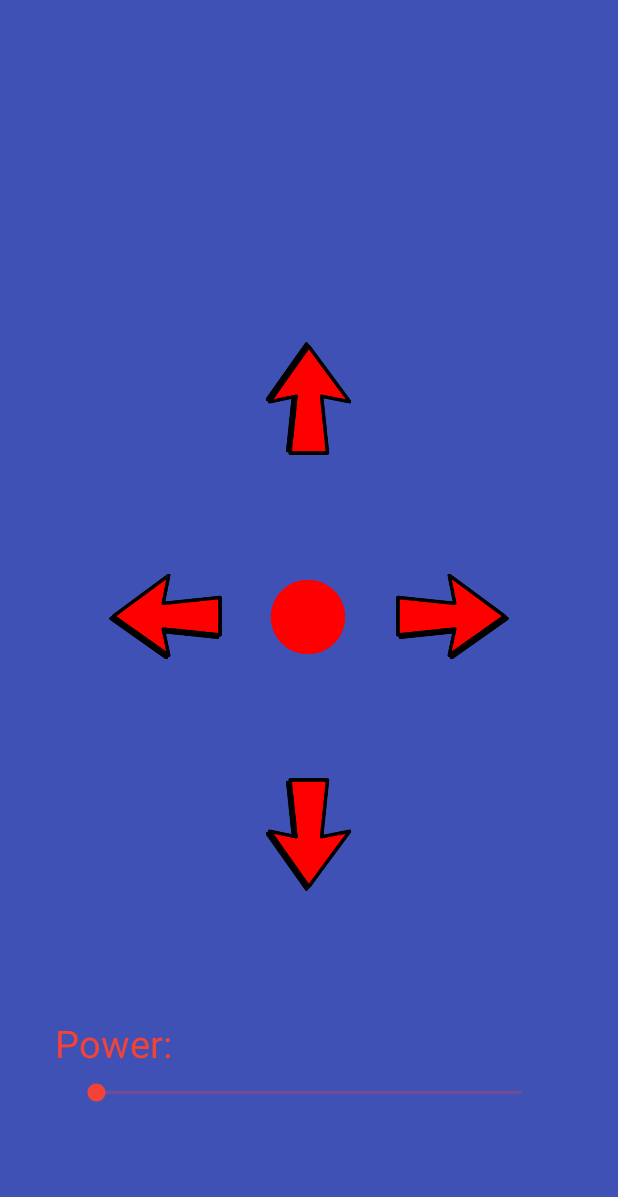
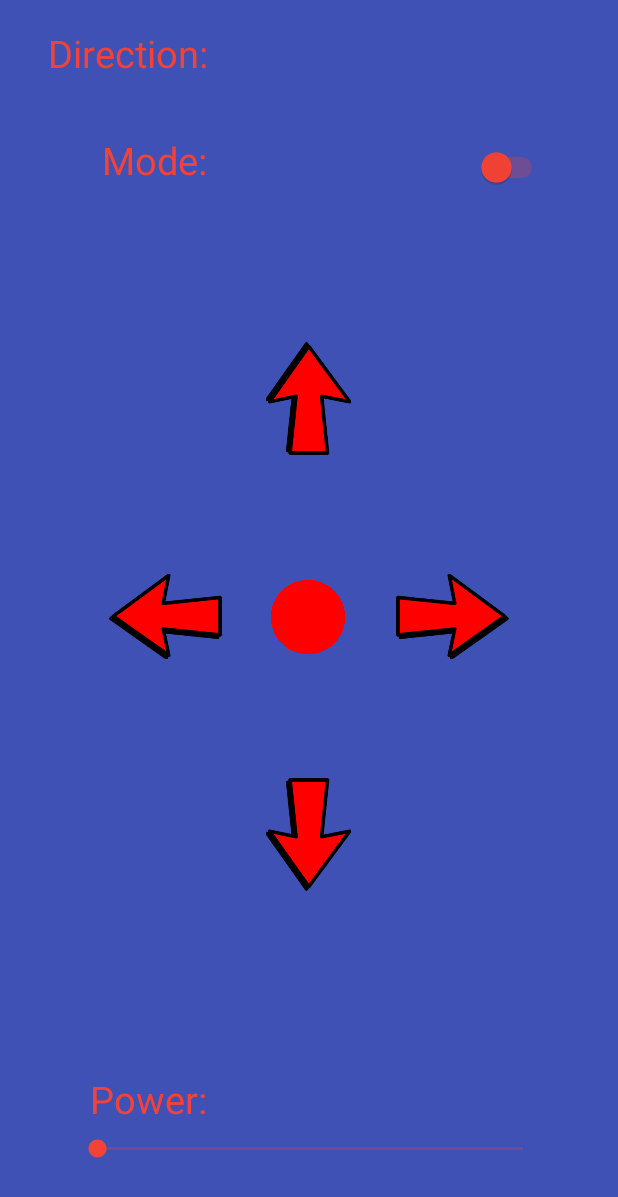
Before and after one commit to success-412/Smart_Boat_Controller, an Android app: the layout activity_main.xml on its own in the app's theme, with its tools: preview values and no code run, on a phone screen of 412 x 824 dp. Shown: the top 1197 px of the screen. Run offline under Robolectric (Android 15) with nearby library versions, the phone set to English and light mode, and no system bars.

```diff
--- a/app/src/main/AndroidManifest.xml
+++ b/app/src/main/AndroidManifest.xml
@@ -1,6 +1,9 @@
 <?xml version="1.0" encoding="utf-8"?>
 <manifest xmlns:android="http://schemas.android.com/apk/res/android"
     package="com.example.smartboatcontroller">
+
+    <uses-permission android:name="android.permission.INTERNET" />
+    <uses-permission android:name="android.permission.ACCESS_NETWORK_STATE" />
 
     <application
         android:allowBackup="true"
@@ -9,6 +12,7 @@
         android:roundIcon="@mipmap/ic_launcher_round"
         android:supportsRtl="true"
         android:theme="@style/Theme.SmartBoatController">
+
         <activity
             android:name=".MainActivity"
             android:exported="true">
--- a/app/src/main/res/layout/activity_main.xml
+++ b/app/src/main/res/layout/activity_main.xml
@@ -12,6 +12,7 @@
         android:layout_width="150dp"
         android:layout_height="150dp"
         android:background="@null"
+        android:onClick="onClick_Right"
         android:scaleType="fitCenter"
         android:scaleX="0.5"
         android:scaleY="0.5"
@@ -28,6 +29,7 @@
         android:layout_width="150dp"
         android:layout_height="150dp"
         android:background="@null"
+        android:onClick="onClick_Backward"
         android:rotation="90"
         android:scaleType="fitCenter"
         android:scaleX="0.5"
@@ -45,6 +47,7 @@
         android:layout_width="150dp"
         android:layout_height="150dp"
         android:background="@null"
+        android:onClick="onClick_Forward"
         android:rotation="-90"
         android:rotationY="-180"
         android:scaleType="fitCenter"
@@ -63,6 +66,7 @@
         android:layout_width="150dp"
         android:layout_height="150dp"
         android:background="@null"
+        android:onClick="onClick_Left"
         android:rotation="180"
         android:rotationX="-180"
         android:scaleType="fitCenter"
@@ -102,9 +106,10 @@
         android:thumbTint="#F44336"
         app:layout_constraintBottom_toBottomOf="parent"
         app:layout_constraintEnd_toEndOf="parent"
+        app:layout_constraintHorizontal_bias="0.505"
         app:layout_constraintStart_toStartOf="parent"
         app:layout_constraintTop_toTopOf="parent"
-        app:layout_constraintVertical_bias="0.9" />
+        app:layout_constraintVertical_bias="0.947" />
 
     <TextView
         android:id="@+id/textView"
@@ -115,10 +120,38 @@
         android:textSize="25dp"
         app:layout_constraintBottom_toTopOf="@+id/seekBar"
         app:layout_constraintEnd_toEndOf="parent"
-        app:layout_constraintHorizontal_bias="0.11"
+        app:layout_constraintHorizontal_bias="0.179"
         app:layout_constraintStart_toStartOf="parent"
         app:layout_constraintTop_toTopOf="parent"
         app:layout_constraintVertical_bias="1.0" />
+
+    <TextView
+        android:id="@+id/textView2"
+        android:layout_width="wrap_content"
+        android:layout_height="wrap_content"
+        android:text="Direction:"
+        android:textColor="#F44336"
+        android:textSize="25dp"
+        app:layout_constraintBottom_toTopOf="@+id/seekBar"
+        app:layout_constraintEnd_toEndOf="parent"
+        app:layout_constraintHorizontal_bias="0.104"
+        app:layout_constraintStart_toStartOf="parent"
+        app:layout_constraintTop_toTopOf="parent"
+        app:layout_constraintVertical_bias="0.025" />
+
+    <TextView
+        android:id="@+id/textView3"
+        android:layout_width="wrap_content"
+        android:layout_height="wrap_content"
+        android:text="Mode:"
+        android:textColor="#F44336"
+        android:textSize="25dp"
+        app:layout_constraintBottom_toTopOf="@+id/seekBar"
+        app:layout_constraintEnd_toEndOf="parent"
+        app:layout_constraintHorizontal_bias="0.199"
+        app:layout_constraintStart_toStartOf="parent"
+        app:layout_constraintTop_toTopOf="parent"
+        app:layout_constraintVertical_bias="0.125" />
 
     <TextView
         android:id="@+id/txt_power"
@@ -132,4 +165,43 @@
         app:layout_constraintStart_toStartOf="parent"
         app:layout_constraintTop_toTopOf="parent"
         app:layout_constraintVertical_bias="1.0" />
+
+    <TextView
+        android:id="@+id/txt_direction"
+        android:layout_width="wrap_content"
+        android:layout_height="wrap_content"
+        android:textColor="#F44336"
+        android:textSize="25dp"
+        app:layout_constraintBottom_toTopOf="@+id/seekBar"
+        app:layout_constraintEnd_toEndOf="parent"
+        app:layout_constraintHorizontal_bias="0.549"
+        app:layout_constraintStart_toStartOf="parent"
+        app:layout_constraintTop_toTopOf="parent"
+        app:layout_constraintVertical_bias="0.025" />
+
+    <TextView
+        android:id="@+id/txt_type"
+        android:layout_width="wrap_content"
+        android:layout_height="wrap_content"
+        android:textColor="#F44336"
+        android:textSize="25dp"
+        app:layout_constraintBottom_toTopOf="@+id/seekBar"
+        app:layout_constraintEnd_toEndOf="parent"
+        app:layout_constraintHorizontal_bias="0.549"
+        app:layout_constraintStart_toStartOf="parent"
+        app:layout_constraintTop_toTopOf="parent"
+        app:layout_constraintVertical_bias="0.127" />
+
+    <Switch
+        android:id="@+id/switch_mode"
+        android:layout_width="wrap_content"
+        android:layout_height="wrap_content"
+        android:thumbTint="#F44336"
+        android:trackTint="#F44336"
+        app:layout_constraintBottom_toBottomOf="parent"
+        app:layout_constraintEnd_toEndOf="parent"
+        app:layout_constraintHorizontal_bias="0.871"
+        app:layout_constraintStart_toStartOf="parent"
+        app:layout_constraintTop_toTopOf="parent"
+        app:layout_constraintVertical_bias="0.123" />
 </androidx.constraintlayout.widget.ConstraintLayout>
```
Also changed, not shown: app/src/main/java/com/example/smartboatcontroller/MainActivity.java (+68 -8 lines), app/src/main/res/font/font2.ttf (added).
